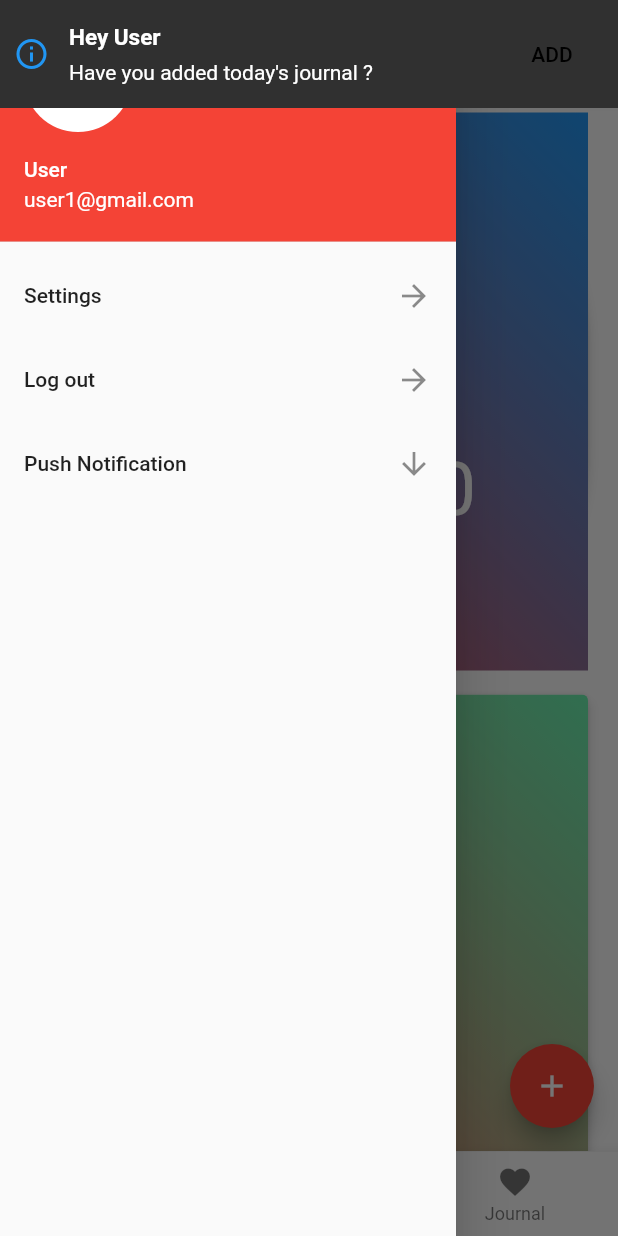
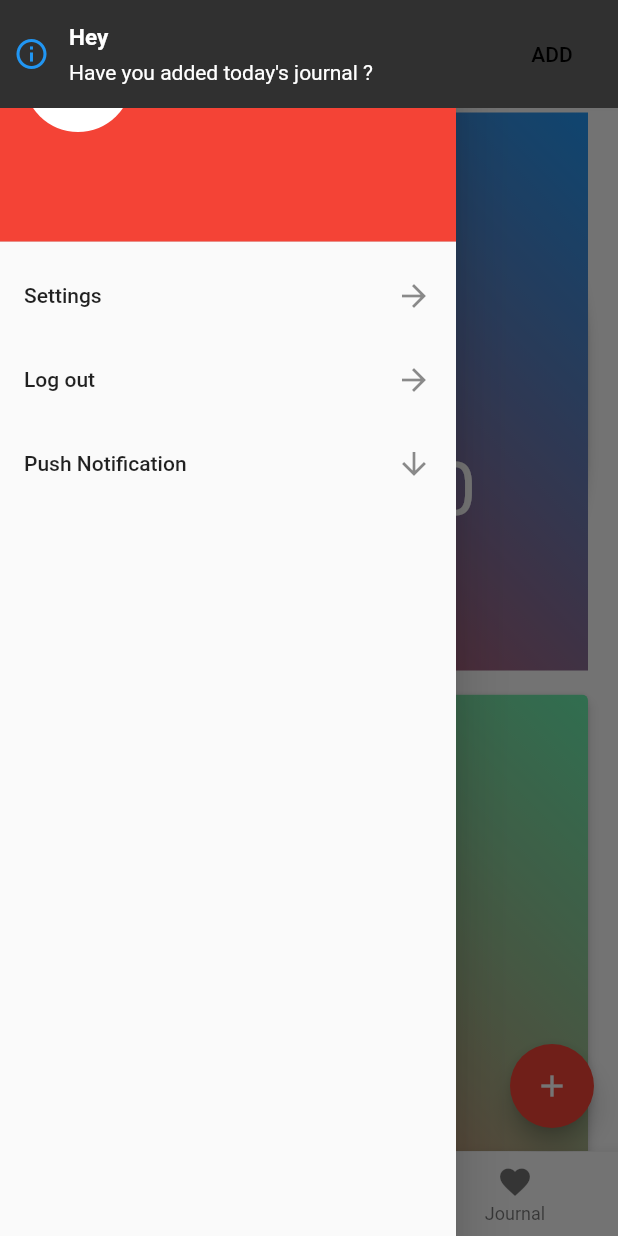
Before and after one commit to arnobgw/map-project, a Flutter app: the SubPage screen opened directly with empty values, item 2 of the bottom bar chosen, in the side drawer, after a tap on "Push Notification", on a phone screen of 412 x 824 dp. Run offline on Flutter 3.47's test engine with Material 2 defaults, Android fonts, the phone set to English and light mode, and no system bars; our stand-ins replace flushbar; missing offline and left inert: flutter_echarts; network calls fail.

Commit message:
More refinements made to login.dart

```diff
--- a/lib/screens/login.dart
+++ b/lib/screens/login.dart
@@ -210,8 +210,8 @@ class _SubPageState extends State<SubPage> {
         child: ListView(
           children: <Widget>[
             UserAccountsDrawerHeader(
-              accountName: Text("User"),
-              accountEmail: Text("user1@gmail.com"),
+              accountName: Text(widget.data.name),
+              accountEmail: Text(widget.data.email),
               currentAccountPicture: CircleAvatar(
                 backgroundColor:
                     Theme.of(context).platform == TargetPlatform.iOS
@@ -245,7 +245,7 @@ class _SubPageState extends State<SubPage> {
               onTap: () {
                 flush = Flushbar<bool>(
                   flushbarPosition: FlushbarPosition.TOP,
-                  title: "Hey User",
+                  title: "Hey " + widget.data.name,
                   message: "Have you added today's journal ?",
                   icon: Icon(
                     Icons.info_outline,
```
